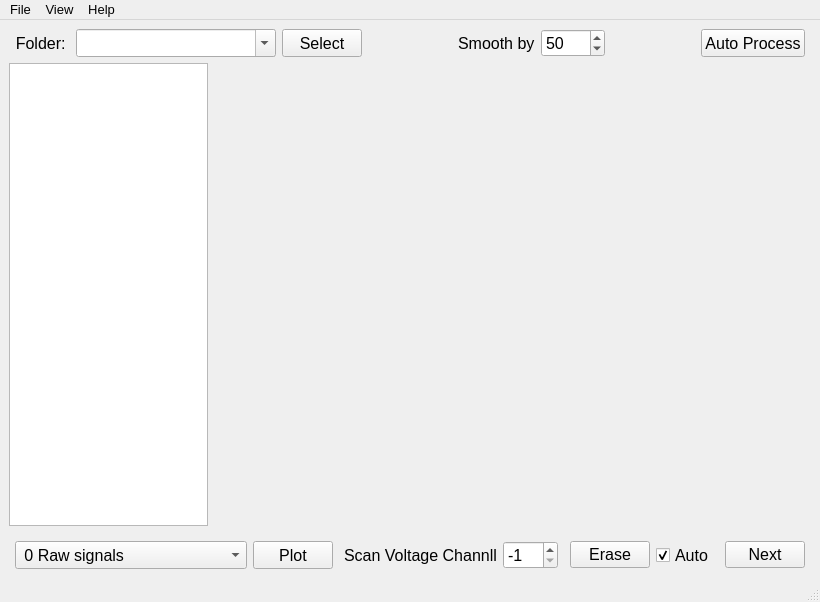
Above: RunningLogger.ui from salinsalins/RunningLogger before the change. Below: the same form after it.
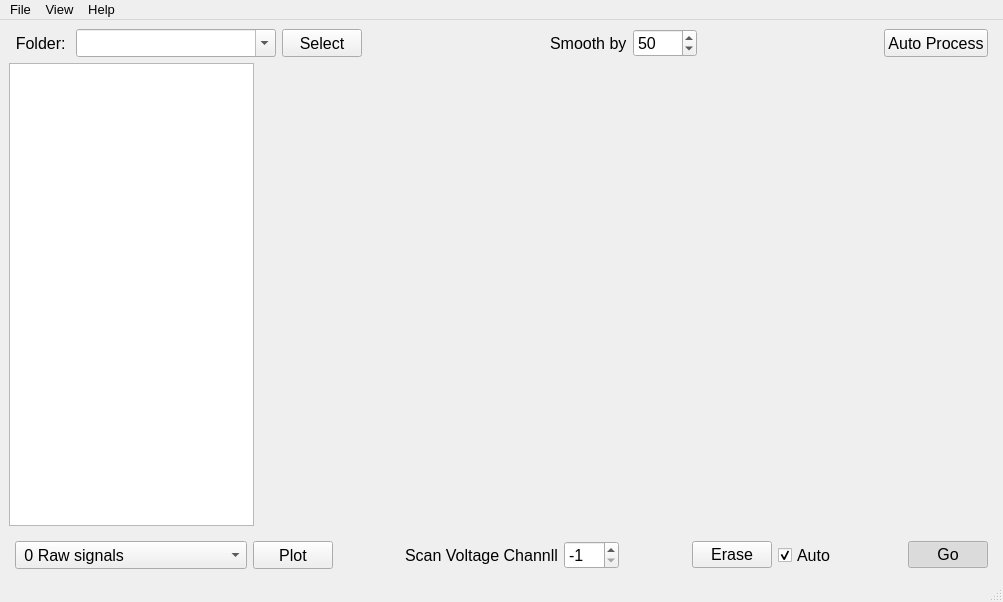
That is the form after the change. Custom widgets are drawn as their Qt base class.

The edit to the form file:
```diff
--- a/RunningLogger.ui
+++ b/RunningLogger.ui
@@ -6,7 +6,7 @@
    <rect>
     <x>0</x>
     <y>0</y>
-    <width>820</width>
+    <width>1003</width>
     <height>602</height>
    </rect>
   </property>
@@ -712,7 +712,13 @@
          <item>
           <widget class="QPushButton" name="pushButton">
            <property name="text">
-            <string>Next</string>
+            <string>Go</string>
+           </property>
+           <property name="checkable">
+            <bool>true</bool>
+           </property>
+           <property name="checked">
+            <bool>true</bool>
            </property>
           </widget>
          </item>
@@ -728,8 +734,8 @@
     <rect>
      <x>0</x>
      <y>0</y>
-     <width>820</width>
-     <height>23</height>
+     <width>1003</width>
+     <height>34</height>
     </rect>
    </property>
    <property name="font">
```
